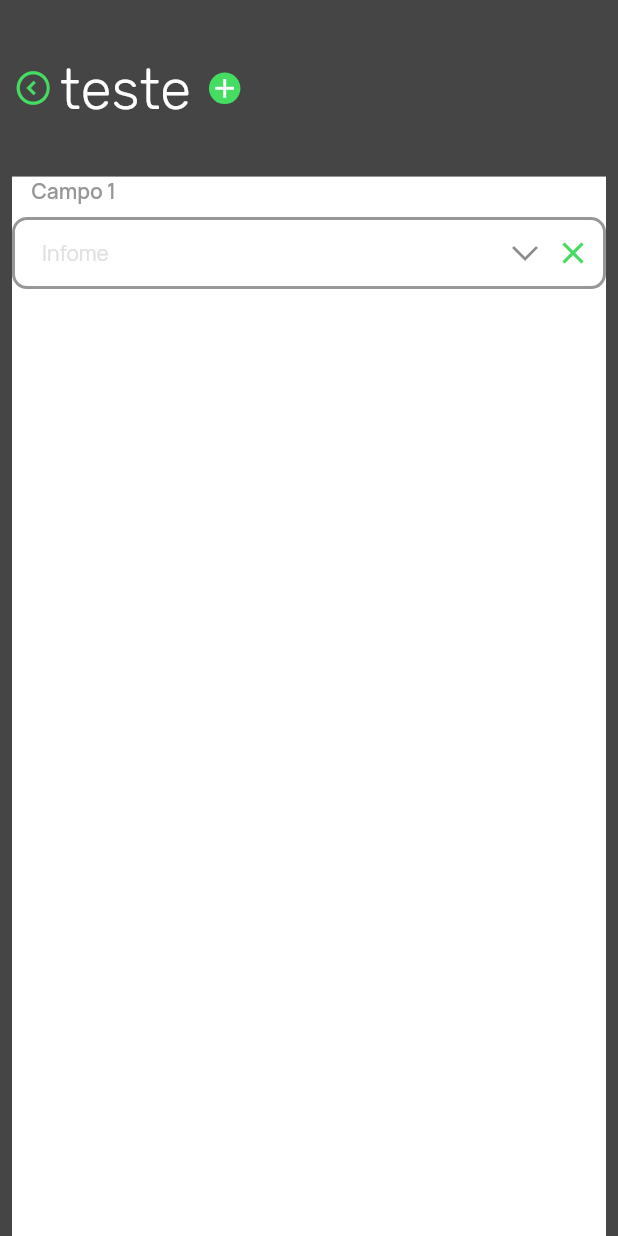
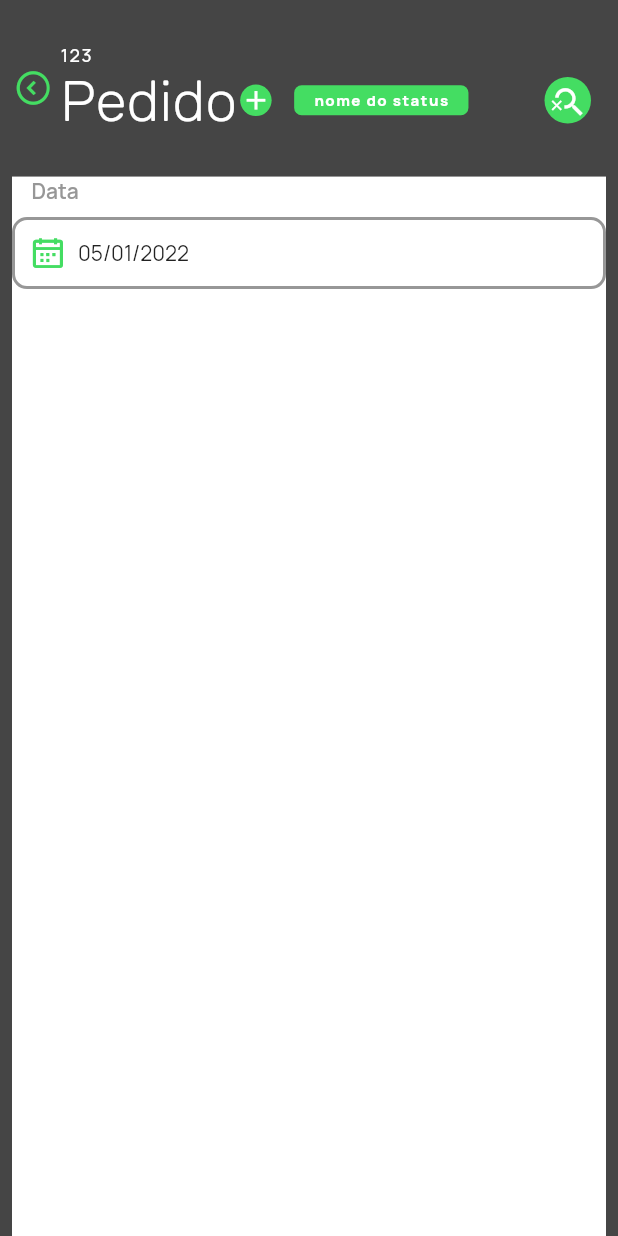
Before and after one commit to lux-ti/lux_widget, a Flutter app: the screen it shows after launch, on a phone screen of 412 x 824 dp. Run offline on Flutter 3.47's test engine with Material 2 defaults, Android fonts, the phone set to English and light mode, and no system bars; our stand-ins replace get.

Commit message:
feat(XDatePicker): novo componente de data

```diff
--- a/example/lib/views/teste.dart
+++ b/example/lib/views/teste.dart
@@ -1,93 +1,36 @@
-import 'package:flutter/cupertino.dart';
 import 'package:flutter/material.dart';
 import 'package:get/get.dart';
+import 'package:lux_ui/lib.dart';
 import 'package:lux_ui/widgets/Scafold/Scafold.dart';
-import 'package:lux_ui/widgets/x-dropdown-search/x-dropdown-search.dart';
+import 'package:lux_ui/widgets/date-picker/x-date-picker.dart';
 
-class Teste extends StatefulWidget {
+class Teste extends StatelessWidget {
   Teste({Key? key}) : super(key: key);
 
-  @override
-  State<Teste> createState() => _TesteState();
-}
+  int n = 1;
 
-RxList<DropdownSearchItem> teste = [
-  DropdownSearchItem(
-    text: 'teste',
-    value: 0,
-  ),
-  DropdownSearchItem(
-    text: 'teste1',
-    value: 1,
-  ),
-  DropdownSearchItem(
-    text: 'teste2',
-    value: 2,
-  ),
-  DropdownSearchItem(
-    text: 'teste3',
-    value: 3,
-  ),
-  DropdownSearchItem(
-    text: 'teste4',
-    value: 4,
-  ),
-  DropdownSearchItem(
-    text: 'teste5',
-    value: 5,
-  ),
-  DropdownSearchItem(
-    text: 'teste6',
-    value: 6,
-  ),
-  DropdownSearchItem(
-    text: 'teste7',
-    value: 7,
-  ),
-  DropdownSearchItem(
-    text: 'teste8',
-    value: 8,
-  ),
-].obs;
+  TextEditingController teste1controller = TextEditingController();
 
-int n = 1;
-
-TextEditingController teste1controller = TextEditingController();
-
-class _TesteState extends State<Teste> {
   @override
   Widget build(BuildContext context) {
-    add(int page) async {
-      print("PAGE $page");
-      await Future.delayed(Duration(seconds: 1), () {
-        teste.insertAll(0, [
-          DropdownSearchItem(
-            text: 'novo item ${1 * n}',
-            value: 1 * n,
-          ),
-        ]);
-        n++;
-      });
-    }
-
     return XScafoldGrey(
-      title: "teste ",
+      textSize: 38,
+      title: 'Pedido',
+      codeNumber: '123',
+      colorStatus: XTheme.of(context).primaryColor,
+      nameStatus: 'nome do status',
+      icon: Icons.search_off,
       firstOnPressed: () {},
       onBack: () {},
       child: Container(
         color: Colors.white,
         child: Column(
           children: [
-            XDropdownSearch(
-              totalPages: 25,
-              topText: "Campo 1",
-              controller: teste1controller,
-              onTapItem: (value) {
-                print("CONTROLLER ${teste1controller.text}");
+            XDatePicker(
+              onSelectedDate: (date) {
+                print(date);
               },
-              onChanged: (value) {},
-              items: teste,
-              infinity: add,
+              topText: "Data",
             ),
           ],
         ),
--- /dev/null
+++ b/lib/widgets/date-picker/x-date-picker.dart
@@ -0,0 +1,81 @@
+import 'package:flutter/material.dart';
+import 'package:get/get.dart';
+import 'package:lux_ui/lib.dart';
+import 'package:intl/intl.dart';
+
+class XDatePicker extends StatelessWidget {
+  final String? Function(String?)? validator;
+  final String? topText;
+  final String? hintText;
+  final Function(DateTime) onSelectedDate;
+
+  XDatePicker({
+    Key? key,
+    this.validator,
+    this.topText,
+    this.hintText,
+    required this.onSelectedDate,
+  }) : super(key: key);
+
+  Rx<DateTime> selectedData = DateTime.now().obs;
+
+  String formatDate(DateTime date) {
+    return DateFormat(
+      'dd/MM/yyyy',
+    ).format(date);
+  }
+
+  @override
+  Widget build(BuildContext context) {
+    return XTextField(
+      textInputType: TextInputType.none,
+      validator: validator,
+      colorText: XTheme.of(context).borderColor,
+      sizeInputText: 14,
+      topText: topText ?? '',
+      hintText: hintText ?? 'Infome',
+      suffixIcon: GestureDetector(
+        onTap: () => _selectedDate(context),
+        child: Container(
+          color: Colors.transparent,
+          margin: EdgeInsets.only(right: 10),
+          child: Row(
+            children: [
+              Padding(
+                padding: const EdgeInsets.symmetric(horizontal: 10),
+                child: Icon(
+                  Lxi.calendarDates,
+                  color: XTheme.of(context).primaryColor,
+                ),
+              ),
+              Obx(() => Text(formatDate(selectedData.value))),
+            ],
+          ),
+        ),
+      ),
+    );
+  }
+
+  Future<void> _selectedDate(context) async {
+    final dataSelecionada = await showDatePicker(
+      context: context,
+      initialDate: selectedData.value,
+      firstDate: DateTime(2019, 1),
+      lastDate: DateTime(2030),
+      builder: (context, child) {
+        return Theme(
+            data: Theme.of(context).copyWith(
+              colorScheme: ColorScheme.light(
+                primary: XTheme.of(context).primaryColor,
+                onSurface: XTheme.of(context).primaryColor,
+              ),
+            ),
+            child: child!);
+      },
+    );
+    if (dataSelecionada != null && dataSelecionada != selectedData.value) {
+      selectedData.value = dataSelecionada;
+      onSelectedDate(dataSelecionada);
+    }
+  }
+}
```
